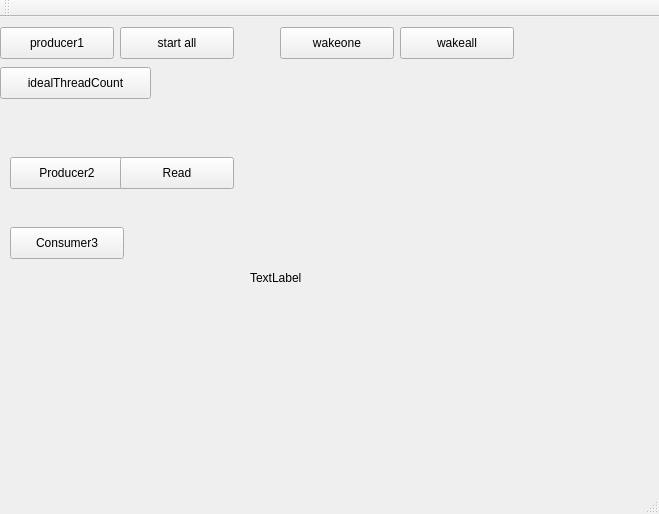
The window that QtThreads/mainwindow.ui (kfengbest/QtThreads) describes before a commit, drawn with Qt 5.
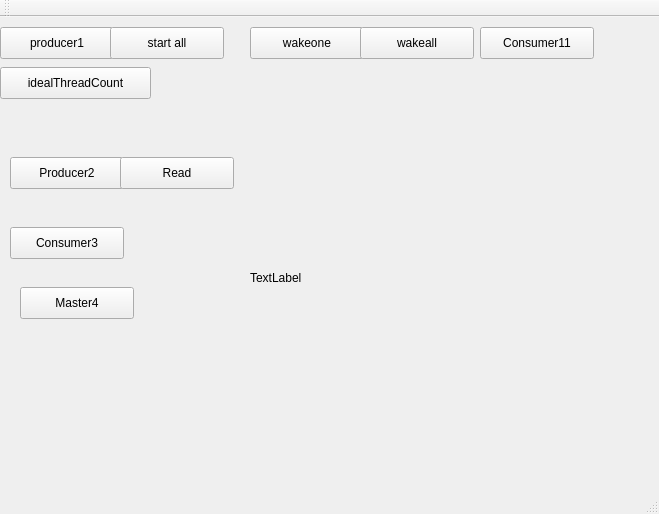
The same window after the commit.

```diff
--- a/QtThreads/mainwindow.ui
+++ b/QtThreads/mainwindow.ui
@@ -30,7 +30,7 @@
    <widget class="QPushButton" name="pushButton_2">
     <property name="geometry">
      <rect>
-      <x>280</x>
+      <x>250</x>
       <y>10</y>
       <width>114</width>
       <height>32</height>
@@ -43,7 +43,7 @@
    <widget class="QPushButton" name="pushButton_3">
     <property name="geometry">
      <rect>
-      <x>400</x>
+      <x>360</x>
       <y>10</y>
       <width>114</width>
       <height>32</height>
@@ -56,7 +56,7 @@
    <widget class="QPushButton" name="pushButton_4">
     <property name="geometry">
      <rect>
-      <x>120</x>
+      <x>110</x>
       <y>10</y>
       <width>114</width>
       <height>32</height>
@@ -131,6 +131,32 @@
      <string>Consumer3</string>
     </property>
    </widget>
+   <widget class="QPushButton" name="pushButton_9">
+    <property name="geometry">
+     <rect>
+      <x>480</x>
+      <y>10</y>
+      <width>114</width>
+      <height>32</height>
+     </rect>
+    </property>
+    <property name="text">
+     <string>Consumer11</string>
+    </property>
+   </widget>
+   <widget class="QPushButton" name="pushButton_10">
+    <property name="geometry">
+     <rect>
+      <x>20</x>
+      <y>270</y>
+      <width>114</width>
+      <height>32</height>
+     </rect>
+    </property>
+    <property name="text">
+     <string>Master4</string>
+    </property>
+   </widget>
   </widget>
   <widget class="QMenuBar" name="menuBar">
    <property name="geometry">
```
